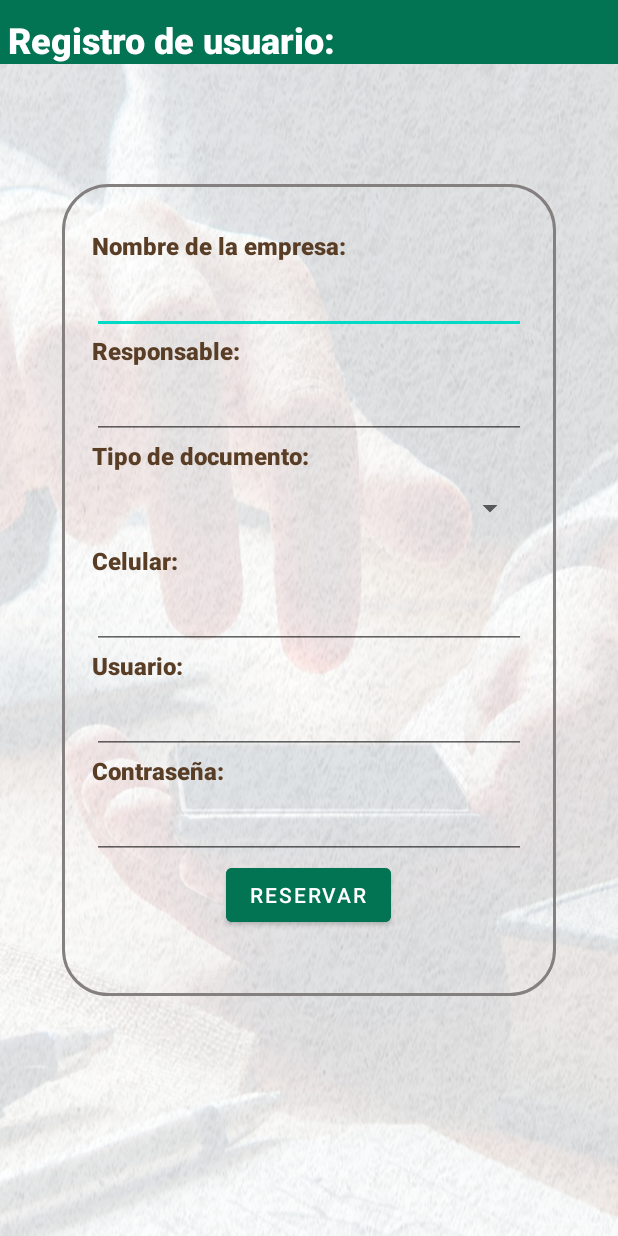
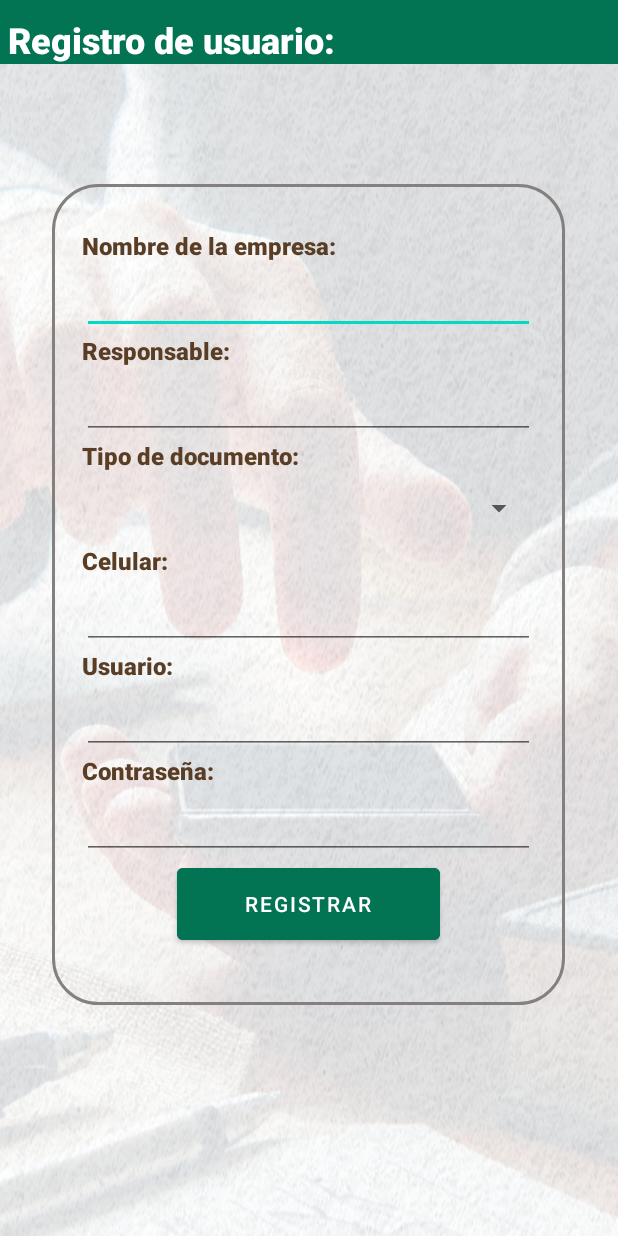
Before and after one commit to USMPDNBJ/TRIGAL, an Android app: the ActRegistro screen opened directly, with no data from a screen before it, on a phone screen of 412 x 824 dp. Run offline under Robolectric (Android 15) with nearby library versions, the phone set to English and light mode, and no system bars.

Commit message:
MODIFICADO PRIMERA PRESENTACION DEL PROYECTO

```diff
--- a/app/src/main/java/com/proyect/trigal/ActRegistro.java
+++ b/app/src/main/java/com/proyect/trigal/ActRegistro.java
@@ -1,11 +1,22 @@
 package com.proyect.trigal;
 
+import android.app.AlertDialog;
+import android.content.DialogInterface;
 import android.os.Bundle;
+import android.view.View;
+import android.widget.ArrayAdapter;
+import android.widget.Button;
+import android.widget.Spinner;
+import android.widget.Toast;
 
 import androidx.appcompat.app.ActionBar;
 import androidx.appcompat.app.AppCompatActivity;
 
 public class ActRegistro extends AppCompatActivity {
+
+    private Spinner spTipoDoc;
+    private String[] tpD = {"", "RUC", "DNI"};
+
     @Override
     protected void onCreate(Bundle savedInstanceState) {
         super.onCreate(savedInstanceState);
@@ -14,5 +25,38 @@ public class ActRegistro extends AppCompatActivity {
         if (actionBar != null) {
             actionBar.hide();
         }
+
+        spTipoDoc = findViewById(R.id.spTipoDoc);
+
+        ArrayAdapter<String> adapter = new ArrayAdapter<>(this, android.R.layout.simple_spinner_item, tpD);
+        adapter.setDropDownViewResource(android.R.layout.simple_spinner_dropdown_item);
+        spTipoDoc.setAdapter(adapter);
+    }
+
+    public void onRegistrarClick(View view) {
+        mostrarDialogo();
+    }
+
+    private void mostrarDialogo() {
+        AlertDialog.Builder builder = new AlertDialog.Builder(this);
+        builder.setMessage("¿Deseas registrar un nuevo cliente?")
+                .setPositiveButton("Sí", new DialogInterface.OnClickListener() {
+                    public void onClick(DialogInterface dialog, int id) {
+                        registrarCliente();
+                        dialog.dismiss();
+                    }
+                })
+                .setNegativeButton("No", new DialogInterface.OnClickListener() {
+                    public void onClick(DialogInterface dialog, int id) {
+                        dialog.dismiss();
+                    }
+                });
+
+        AlertDialog dialog = builder.create();
+        dialog.show();
+    }
+
+    private void registrarCliente() {
+        Toast.makeText(this, "Registro exitoso", Toast.LENGTH_SHORT).show();
     }
 }
--- a/app/src/main/res/layout/fragment_notifications.xml
+++ b/app/src/main/res/layout/fragment_notifications.xml
@@ -59,7 +59,7 @@
                     <ImageView
                         android:id="@+id/clothingImage1"
                         android:layout_width="match_parent"
-                        android:layout_height="match_parent"
+                        android:layout_height="450dp"
                         android:adjustViewBounds="true"
                         android:scaleType="fitXY"
                         android:src="@drawable/sala_capacitacion" />
@@ -102,7 +102,7 @@
                     <ImageView
                         android:id="@+id/clothingImage2"
                         android:layout_width="match_parent"
-                        android:layout_height="match_parent"
+                        android:layout_height="450dp"
                         android:adjustViewBounds="true"
                         android:scaleType="fitXY"
                         android:src="@drawable/sala_blanca" />
@@ -145,7 +145,7 @@
                     <ImageView
                         android:id="@+id/clothingImage3"
                         android:layout_width="match_parent"
-                        android:layout_height="match_parent"
+                        android:layout_height="450dp"
                         android:adjustViewBounds="true"
                         android:scaleType="fitXY"
                         android:src="@drawable/sala_marron" />
--- a/app/src/main/res/layout/lyt_registrar_cliente.xml
+++ b/app/src/main/res/layout/lyt_registrar_cliente.xml
@@ -36,8 +36,8 @@
 
         <LinearLayout
             android:id="@+id/lyt_formulario"
-            android:layout_width="329dp"
-            android:layout_height="541dp"
+            android:layout_width="342dp"
+            android:layout_height="547dp"
             android:layout_gravity="center"
             android:layout_marginTop="80sp"
             android:background="@drawable/style_borde"
@@ -94,7 +94,7 @@
                 android:textSize="16sp" />
 
             <Spinner
-                android:id="@+id/spNumeroPersonas"
+                android:id="@+id/spTipoDoc"
                 android:layout_width="match_parent"
                 android:layout_height="wrap_content"
                 android:minHeight="48dp"
@@ -114,7 +114,7 @@
                 android:layout_width="match_parent"
                 android:layout_height="wrap_content"
                 android:ems="10"
-                android:inputType="text"
+                android:inputType="phone"
                 android:minHeight="48dp"
                 tools:ignore="SpeakableTextPresentCheck" />
 
@@ -161,11 +161,12 @@
                 android:orientation="horizontal">
 
                 <Button
-                    android:id="@+id/btnReservado"
-                    android:layout_width="wrap_content"
-                    android:layout_height="wrap_content"
+                    android:id="@+id/btnAgregar"
+                    android:layout_width="175dp"
+                    android:layout_height="60dp"
                     android:backgroundTint="#027353"
-                    android:text="Reservar" />
+                    android:onClick="onRegistrarClick"
+                    android:text="Registrar" />
             </LinearLayout>
 
         </LinearLayout>
```
Also changed, not shown: app/src/main/java/com/proyect/trigal/ActLogin.java (+37 -3 lines), app/src/main/res/layout/fragment_home.xml (+11 -6 lines), app/src/main/res/layout/lyt_form_registro.xml (+4 -3 lines), app/src/main/res/layout/lyt_login_trigal.xml (+12 -3 lines).
